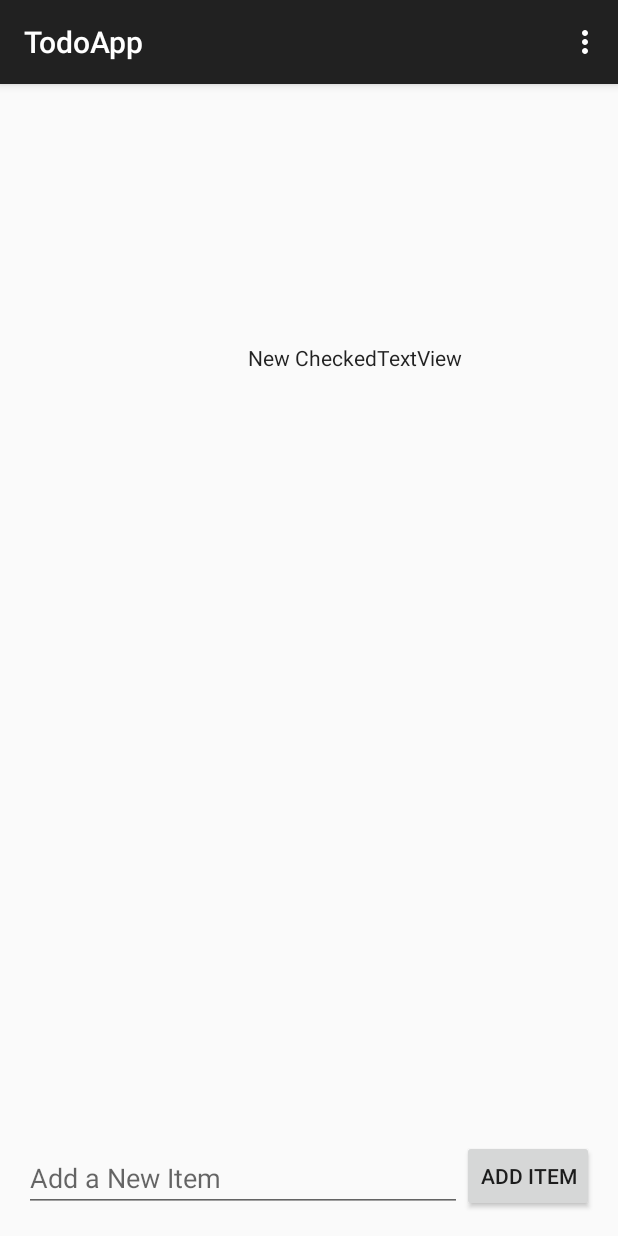
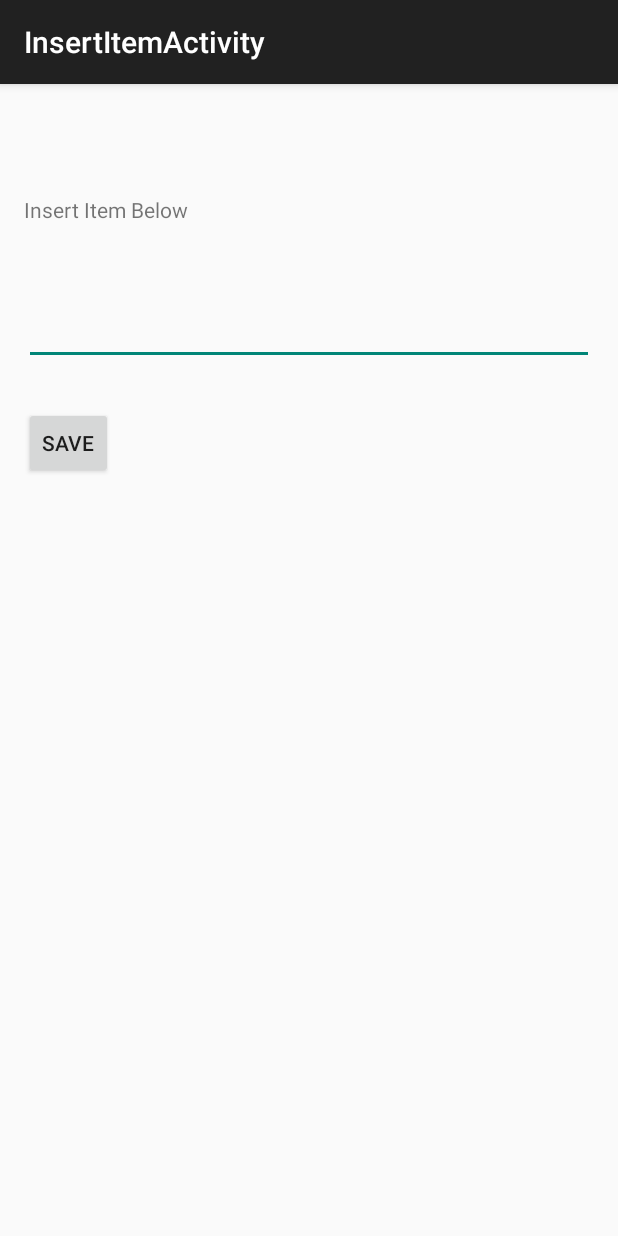
Before and after one commit to haishmg/TodoApp, an Android app: the screen it shows after launch (TodoActivity before the commit, InsertItemActivity after it), after a tap on "ADD ITEM", on a phone screen of 412 x 824 dp. Run offline under Robolectric (Android 15) with nearby library versions, the phone set to English and light mode, and no system bars.

Commit message:
Added some changes for custome adaptor and sql lite

```diff
--- a/app/src/main/AndroidManifest.xml
+++ b/app/src/main/AndroidManifest.xml
@@ -19,7 +19,10 @@
         </activity>
         <activity
             android:name=".EditItemActivity"
-            android:label="@string/title_activity_edit_item"></activity>
+            android:label="@string/title_activity_edit_item" />
+        <activity
+            android:name=".InsertItemActivity"
+            android:label="@string/title_activity_insert_item"></activity>
     </application>
 
 </manifest>
--- /dev/null
+++ b/app/src/main/java/com/example/hganeshmurthy/todoapp/InsertItemActivity.java
@@ -0,0 +1,52 @@
+package com.example.hganeshmurthy.todoapp;
+
+import android.content.Intent;
+import android.os.Bundle;
+import android.support.v7.app.ActionBarActivity;
+import android.view.View;
+import android.widget.EditText;
+
+public class InsertItemActivity extends ActionBarActivity {
+
+    EditText etInsertItem;
+    static long pos=0;
+    private ItemsDataSource datasource;
+
+
+    @Override
+    protected void onCreate(Bundle savedInstanceState) {
+        super.onCreate(savedInstanceState);
+        setContentView(R.layout.activity_insert_item);
+        String item = getIntent().getStringExtra("item");
+        //pos = getIntent().getIntExtra("pos",0);
+        datasource = new ItemsDataSource(this);
+        datasource.open();
+       // etInsertItem = (EditText) findViewById(R.id.etInsertItem);
+       // etInsertItem.setText(item);
+        etInsertItem = (EditText) findViewById(R.id.etInsertItem);
+    }
+
+    public void onInsertItem(View v) {
+        EditText etInsertItem = (EditText) findViewById(R.id.etInsertItem);
+        String itemText = etInsertItem.getText().toString();
+        // Pass relevant data back as a result
+
+        pos = datasource.getMaxId();
+        pos++;
+
+        Item tempItem = new Item();
+        tempItem.setItem(itemText);
+        tempItem.setId(pos);
+
+        //itemsAdapter.add(itemText);
+        etInsertItem.setText("");
+        datasource.createItem(tempItem);
+
+
+        Intent i = new Intent();
+        i.putExtra("item", etInsertItem.getText().toString());
+        i.putExtra("pos", pos);
+        setResult(RESULT_OK, i);
+        finish();
+    }
+}
--- a/app/src/main/java/com/example/hganeshmurthy/todoapp/TodoActivity.java
+++ b/app/src/main/java/com/example/hganeshmurthy/todoapp/TodoActivity.java
@@ -1,6 +1,7 @@
 package com.example.hganeshmurthy.todoapp;
 
 import android.content.Intent;
+import android.database.Cursor;
 import android.os.Bundle;
 import android.support.v7.app.ActionBarActivity;
 import android.view.Menu;
@@ -8,7 +9,6 @@ import android.view.MenuItem;
 import android.view.View;
 import android.widget.AdapterView;
 import android.widget.ArrayAdapter;
-import android.widget.EditText;
 import android.widget.ListView;
 import android.widget.Toast;
 
@@ -19,8 +19,12 @@ public class TodoActivity extends ActionBarActivity {
     ArrayList<String> items;
     ArrayAdapter<String> itemsAdapter;
     ListView lvItems;
-    private final int REQUEST_CODE = 20;
+    private final int REQUEST_CODE_EDIT = 20;
+    private final int REQUEST_CODE_INSERT = 30;
+
     private ItemsDataSource datasource;
+    TodoCursorAdapter todoAdapter;
+    Cursor todoCursor;
 
     @Override
     protected void onCreate(Bundle savedInstanceState) {
@@ -30,11 +34,16 @@ public class TodoActivity extends ActionBarActivity {
         datasource.open();
 
         lvItems = (ListView) findViewById(R.id.lvItems);
-        readItems();
-        itemsAdapter = new ArrayAdapter<>(this, android.R.layout.simple_list_item_1, items);
-        lvItems.setAdapter(itemsAdapter);
-        //items.add("First Item");
-        //items.add("Second Item");
+        //readItems();
+        //itemsAdapter = new ArrayAdapter<>(this, android.R.layout.simple_list_item_1, items);
+        //lvItems.setAdapter(itemsAdapter);
+        //ArrayList<Item> tempItems = (ArrayList<Item>) datasource.getAllItems();
+
+        Cursor todoCursor = datasource.getAllItemsCursor();
+        todoAdapter = new TodoCursorAdapter(this,todoCursor,0);
+        lvItems.setAdapter(todoAdapter);
+
+
         setupListViewListener();
         setupEditViewListener();
     }
@@ -44,10 +53,12 @@ public class TodoActivity extends ActionBarActivity {
                 new AdapterView.OnItemLongClickListener() {
                     @Override
                     public boolean onItemLongClick(AdapterView<?> adapter, View item, int pos, long id) {
-                        Item tItem = new Item(pos, items.get(pos));
-                        items.remove(pos);
-                        itemsAdapter.notifyDataSetChanged();
-                        datasource.deleteItem(tItem);
+                        //items.remove(pos);
+                        //itemsAdapter.notifyDataSetChanged();
+                        datasource.deleteItem(id);
+                        Cursor tempCursor =  datasource.getAllItemsCursor();
+                        todoAdapter.changeCursor(tempCursor);
+                        todoAdapter.notifyDataSetChanged();
                         return true;
                     }
                 });
@@ -58,9 +69,9 @@ public class TodoActivity extends ActionBarActivity {
             @Override
             public void onItemClick(AdapterView<?> parent, View view, int position, long id) {
                 Intent i = new Intent(TodoActivity.this, EditItemActivity.class);
-                i.putExtra("item", items.get(position).toString());
-                i.putExtra("pos",position);
-                startActivityForResult(i, REQUEST_CODE);
+                i.putExtra("item", datasource.getItemFromId(id) );
+                i.putExtra("pos",id);
+                startActivityForResult(i, REQUEST_CODE_EDIT);
             }
         });
     }
@@ -93,19 +104,41 @@ public class TodoActivity extends ActionBarActivity {
 
     protected void onActivityResult(int requestCode, int resultCode, Intent data) {
         // REQUEST_CODE is defined above
-        if (resultCode == RESULT_OK && requestCode == REQUEST_CODE) {
+        if (resultCode == RESULT_OK && requestCode == REQUEST_CODE_EDIT) {
             // Extract name value from result extras
-            String item = data.getExtras().getString("item");
-            int position = data.getExtras().getInt("pos", 0);
-            items.set(position, item);
-            itemsAdapter.notifyDataSetChanged();
-            //writeItems();
-            Item tItem = new Item(position,item);
-            datasource.updateItem(tItem);
+            //String item = data.getExtras().getString("item");
+            //int position = data.getExtras().getInt("pos", 0);
+            //items.set(position, item);
+            //itemsAdapter.notifyDataSetChanged();
+            //Item tItem = new Item(position,item);
+            //datasource.updateItem(tItem);
+
+            Cursor tempCursor =  datasource.getAllItemsCursor();
+            todoAdapter.changeCursor(tempCursor);
+            todoAdapter.notifyDataSetChanged();
 
             // Toast the name to display temporarily on screen
             Toast.makeText(this, "Successfully updated the item", Toast.LENGTH_SHORT).show();
         }
+
+        if (resultCode == RESULT_OK && requestCode == REQUEST_CODE_INSERT) {
+            // Extract name value from result extras
+          ///  String item = data.getExtras().getString("item");
+//            int position = data.getExtras().getInt("pos", 0);
+            //items.set(position, item);
+            //itemsAdapter.notifyDataSetChanged();
+
+            Cursor tempCursor =  datasource.getAllItemsCursor();
+            todoAdapter.changeCursor(tempCursor);
+            todoAdapter.notifyDataSetChanged();
+
+            //Item tItem = new Item(position,item);
+            //datasource.updateItem(tItem);
+
+            // Toast the name to display temporarily on screen
+            Toast.makeText(this, "Successfully inserted the item", Toast.LENGTH_SHORT).show();
+        }
+
     }
 
 /*    public void writeItems() {
@@ -121,12 +154,15 @@ public class TodoActivity extends ActionBarActivity {
     }
 */
     public void onAddItem(View v) {
-        EditText etNewItem = (EditText) findViewById(R.id.etNewItem);
+        /*EditText etNewItem = (EditText) findViewById(R.id.etNewItem);
         String itemText = etNewItem.getText().toString();
         itemsAdapter.add(itemText);
         etNewItem.setText("");
-       // writeItems();
         datasource.createItem(itemText);
+        */
+        Intent i = new Intent(TodoActivity.this, InsertItemActivity.class);
+        startActivityForResult(i, REQUEST_CODE_INSERT);
+
 
     }
 
--- /dev/null
+++ b/app/src/main/res/layout/activity_insert_item.xml
@@ -0,0 +1,45 @@
+<?xml version="1.0" encoding="utf-8"?>
+<RelativeLayout xmlns:android="http://schemas.android.com/apk/res/android"
+    xmlns:tools="http://schemas.android.com/tools"
+    android:layout_width="match_parent"
+    android:layout_height="match_parent"
+    android:paddingBottom="@dimen/activity_vertical_margin"
+    android:paddingLeft="@dimen/activity_horizontal_margin"
+    android:paddingRight="@dimen/activity_horizontal_margin"
+    android:paddingTop="@dimen/activity_vertical_margin"
+    tools:context="com.example.hganeshmurthy.todoapp.InsertItemActivity">
+
+    <Button
+        style="?android:attr/buttonStyleSmall"
+        android:layout_width="wrap_content"
+        android:layout_height="wrap_content"
+        android:text="Save"
+        android:id="@+id/btnInsertItem"
+        android:onClick="onInsertItem"
+        android:layout_alignParentTop="true"
+        android:layout_alignParentLeft="true"
+        android:layout_alignParentStart="true"
+        android:layout_marginTop="199dp" />
+
+    <EditText
+        android:layout_width="wrap_content"
+        android:layout_height="wrap_content"
+        android:id="@+id/etInsertItem"
+        android:layout_alignBottom="@+id/btnInsertItem"
+        android:layout_alignParentLeft="true"
+        android:layout_alignParentStart="true"
+        android:layout_marginBottom="76dp"
+        android:layout_alignParentRight="true"
+        android:layout_alignParentEnd="true" />
+
+    <TextView
+        android:layout_width="wrap_content"
+        android:layout_height="wrap_content"
+        android:text="Insert Item Below"
+        android:id="@+id/ptInsertItem"
+        android:layout_alignParentTop="true"
+        android:layout_alignParentLeft="true"
+        android:layout_alignParentStart="true"
+        android:layout_marginTop="58dp" />
+
+</RelativeLayout>
--- a/app/src/main/res/layout/activity_todo.xml
+++ b/app/src/main/res/layout/activity_todo.xml
@@ -25,21 +25,6 @@
         android:layout_alignParentRight="true"
         android:layout_alignParentEnd="true" />
 
-    <EditText
-        android:layout_width="wrap_content"
-        android:layout_height="wrap_content"
-        android:inputType="textPersonName"
-        android:ems="10"
-        android:id="@+id/etNewItem"
-        android:layout_alignBottom="@+id/btnAddItem"
-        android:layout_alignParentLeft="true"
-        android:layout_alignParentStart="true"
-        android:layout_toLeftOf="@+id/btnAddItem"
-        android:layout_toStartOf="@+id/btnAddItem"
-        android:focusable="true"
-        android:duplicateParentState="true"
-        android:hint="@string/addItem" />
-
     <ListView
         android:layout_width="wrap_content"
         android:layout_height="wrap_content"
--- a/app/src/main/res/values/strings.xml
+++ b/app/src/main/res/values/strings.xml
@@ -3,4 +3,5 @@
     <string name="action_settings">Settings</string>
     <string name="title_activity_edit_item">EditItemActivity</string>
     <string name="addItem">Add a New Item</string>
+    <string name="title_activity_insert_item">InsertItemActivity</string>
 </resources>
```
Also changed, not shown: app/src/main/java/com/example/hganeshmurthy/todoapp/EditItemActivity.java (+9 -2 lines), app/src/main/java/com/example/hganeshmurthy/todoapp/ItemsDataSource.java (+47 -12 lines), app/src/main/java/com/example/hganeshmurthy/todoapp/TodoCursorAdapter.java (added, +70 -0 lines), app/src/main/res/layout/item_todo.xml (added, +22 -0 lines), 2 other files.
